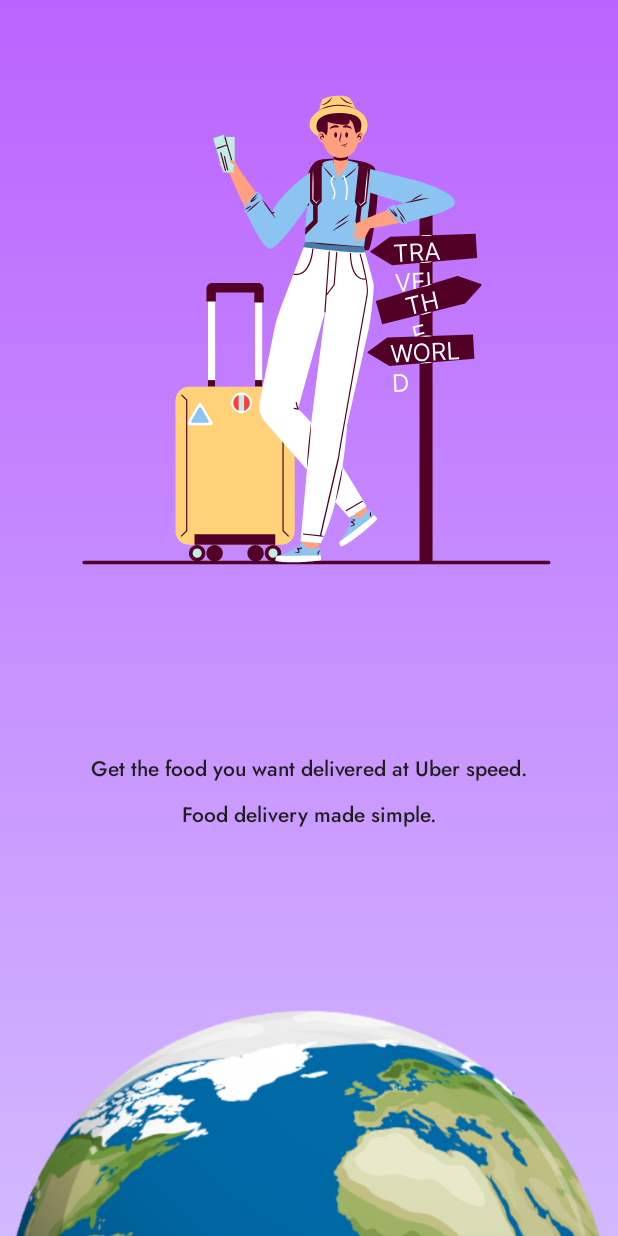
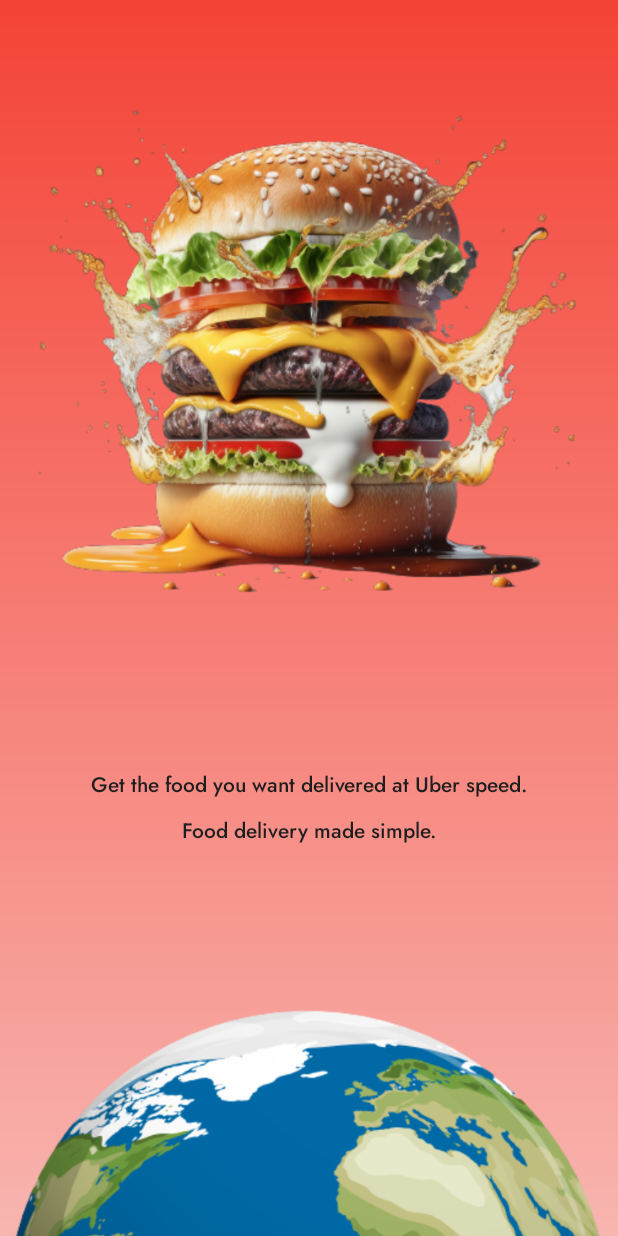
Before and after one commit to Aryan-Sood/Escapes, an Android app: the food_splash screen opened directly, with no data from a screen before it, on a phone screen of 412 x 824 dp. Run offline under Robolectric (Android 15) with nearby library versions, the phone set to English and light mode, and no system bars.

Commit message:
updated background colour, and image in splash screen

```diff
--- /dev/null
+++ b/app/src/main/res/drawable/food_splash_screen_background.xml
@@ -0,0 +1,12 @@
+<?xml version="1.0" encoding="utf-8"?>
+
+<shape xmlns:android="http://schemas.android.com/apk/res/android">
+
+    <gradient
+        android:startColor="#F44336"
+        android:endColor="#F8B5B0"
+        android:angle="1"
+        android:type="linear"/>
+
+
+</shape>
--- a/app/src/main/res/layout/activity_food_splash.xml
+++ b/app/src/main/res/layout/activity_food_splash.xml
@@ -5,16 +5,16 @@
     android:layout_width="match_parent"
     android:layout_height="match_parent"
     tools:context=".travelling_splash"
-    android:background="@drawable/splash_screen_background">
+    android:background="@drawable/food_splash_screen_background">
 
     <ImageView
         android:id="@+id/imageView"
         android:layout_width="match_parent"
         android:layout_height="wrap_content"
-        android:layout_marginStart="10dp"
-        android:layout_marginTop="20dp"
-        android:layout_marginEnd="10dp"
-        android:src="@drawable/travelling"
+        android:layout_marginStart="20dp"
+        android:layout_marginTop="30dp"
+        android:layout_marginEnd="20dp"
+        android:src="@drawable/burger"
         app:layout_constraintEnd_toEndOf="parent"
         app:layout_constraintStart_toStartOf="parent"
         app:layout_constraintTop_toTopOf="parent" />
--- a/app/src/main/res/layout/activity_travelling_splash.xml
+++ b/app/src/main/res/layout/activity_travelling_splash.xml
@@ -5,15 +5,15 @@
     android:layout_width="match_parent"
     android:layout_height="match_parent"
     tools:context=".travelling_splash"
-    android:background="#B674CD">
+    android:background="@drawable/splash_screen_background">
 
     <ImageView
         android:id="@+id/imageView"
         android:layout_width="match_parent"
         android:layout_height="wrap_content"
-        android:layout_marginStart="10dp"
-        android:layout_marginTop="20dp"
-        android:layout_marginEnd="10dp"
+        android:layout_marginStart="50dp"
+        android:layout_marginTop="80dp"
+        android:layout_marginEnd="50dp"
         android:src="@drawable/travelling"
         app:layout_constraintEnd_toEndOf="parent"
         app:layout_constraintStart_toStartOf="parent"
```
Also changed, not shown: app/src/main/res/drawable/burger.png (added), app/src/main/res/drawable/travelling.png (added).
